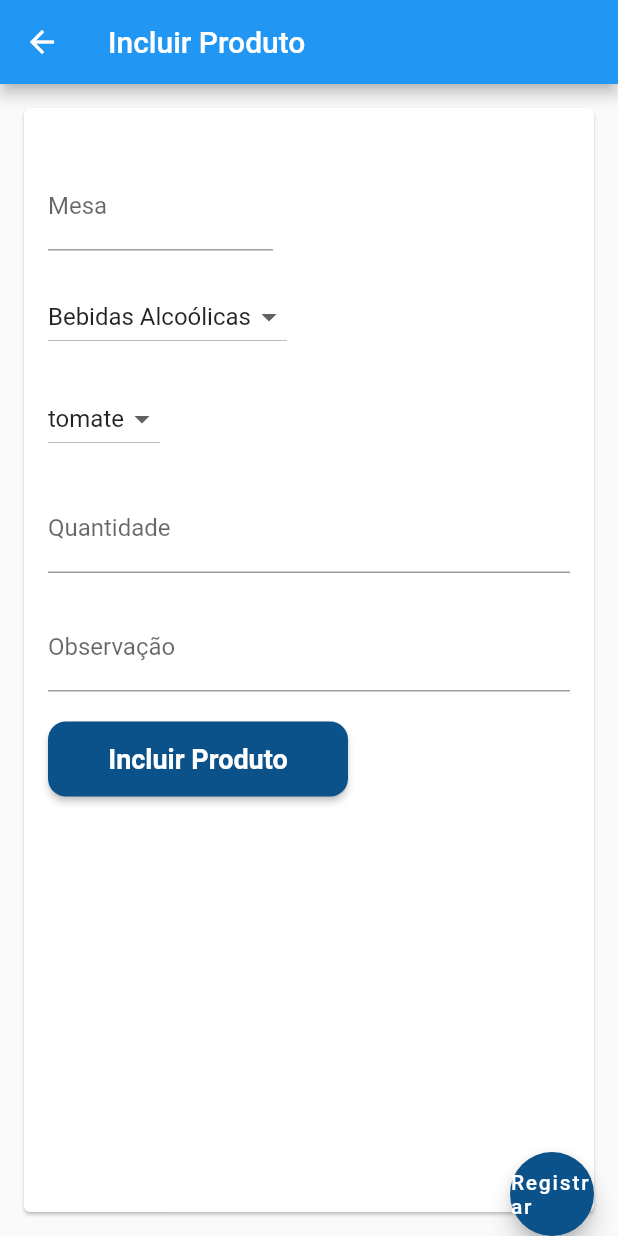
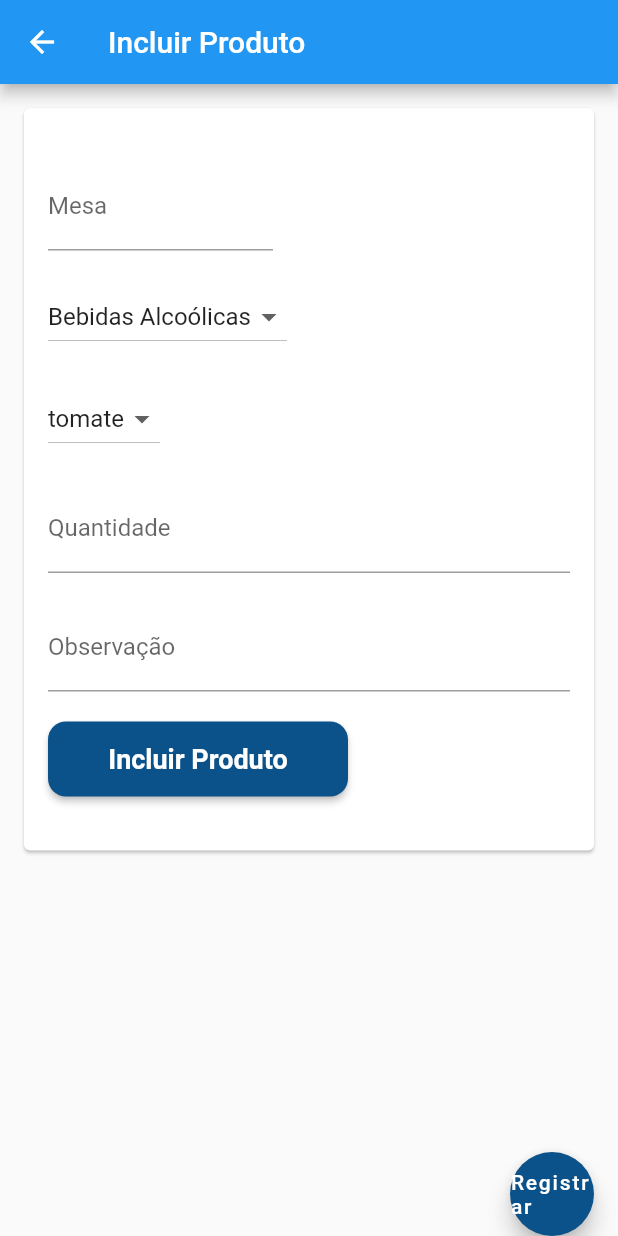
Before and after one commit to Blackburn060/OrderEase_Mobile, a Flutter app: the CustomizacaoPedidos screen opened by its route, after a tap on "Incluir Produto", on a phone screen of 412 x 824 dp. Run offline on Flutter 3.47's test engine with Material 2 defaults, Android fonts, the phone set to English and light mode, and no system bars; our stand-ins replace cloud_firestore, firebase_auth, firebase_core; accounts and stored records are empty.

```diff
--- a/orderease/lib/TelaPedidos/CustomizacaoPedidos.dart
+++ b/orderease/lib/TelaPedidos/CustomizacaoPedidos.dart
@@ -27,8 +27,9 @@ class _CustomizacaoPedidosState extends State<CustomizacaoPedidos> {
       appBar: AppBar(
         title: const Text('Incluir Produto'),
       ),
-      body: Card(
-        margin: EdgeInsets.all(16.0), // Ajuste a margem conforme necessário
+      body: SingleChildScrollView(
+        child: Card(
+          margin: EdgeInsets.all(16.0),
           child: Padding(
             padding: const EdgeInsets.all(16.0),
             child: Column(
@@ -85,7 +86,8 @@ class _CustomizacaoPedidosState extends State<CustomizacaoPedidos> {
                       value: index,
                       child: Text(
                         itemsDisponiveis
-                          .where((item) => item.categoria == selectedCategory)
+                            .where((item) =>
+                                item.categoria == selectedCategory)
                             .elementAt(index)
                             .nome,
                       ),
@@ -112,40 +114,7 @@ class _CustomizacaoPedidosState extends State<CustomizacaoPedidos> {
                 const SizedBox(height: 20),
                 ElevatedButton(
                   onPressed: () async {
-                  try {
-                    print('Botão "Incluir Produto" pressionado');
-                    if (quantidadeController.text.isEmpty) {
-                      throw Exception("A quantidade não pode ser vazia.");
-                    }
 
-                    final item = itemsDisponiveis
-                        .where((item) => item.categoria == selectedCategory)
-                        .elementAt(selectedItemIndex);
-                    final quantidade =
-                        int.parse(quantidadeController.text);
-
-                    final mesa = mesaController.text;
-                    final observacao = observacaoController.text;
-
-                    final pedido = Pedido(
-                      produto: item,
-                      quantidade: quantidade,
-                      mesa: mesa,
-                      observacao: observacao,
-                    );
-
-                    pedidos.add(pedido);
-
-                    // Limpar os controladores
-                    quantidadeController.clear();
-                    observacaoController.clear();
-
-                    // Atualizar o estado para reconstruir o widget
-                    setState(() {});
-                  } catch (e) {
-                    // Tratamento de erros
-                    print('Erro ao incluir produto: $e');
-                  }
                   },
                   style: ElevatedButton.styleFrom(
                     backgroundColor: const Color(0xff0B518A),
@@ -192,6 +161,7 @@ class _CustomizacaoPedidosState extends State<CustomizacaoPedidos> {
             ),
           ),
         ),
+      ),
       floatingActionButton: FloatingActionButton(
         onPressed: () async {
           // ... Lógica do FloatingActionButton ...
```
Also changed, not shown: orderease/lib/TelaPedidos/FuncionalidadesPedidos.dart (+22 -5 lines). Lines whose indentation alone changed are shown as unchanged.
